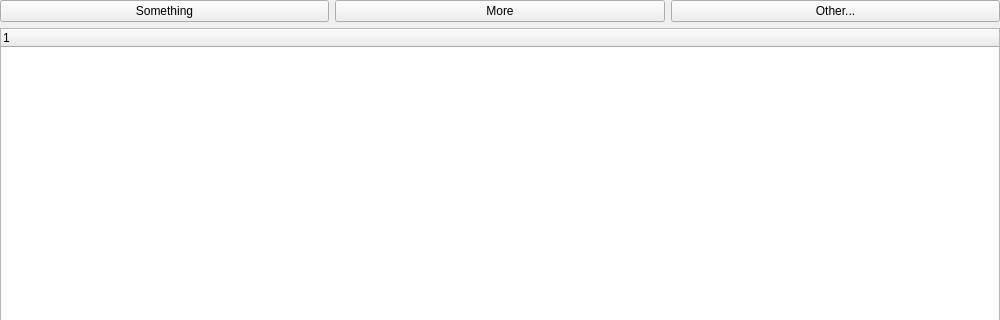
The window that epyqlib/tabs/files/filesview.ui (epcpower/stlib) describes before a commit, drawn with Qt 5; both pictures show x 0 to 1000 and y 0 to 320 of the 1000 by 600 pixel window.
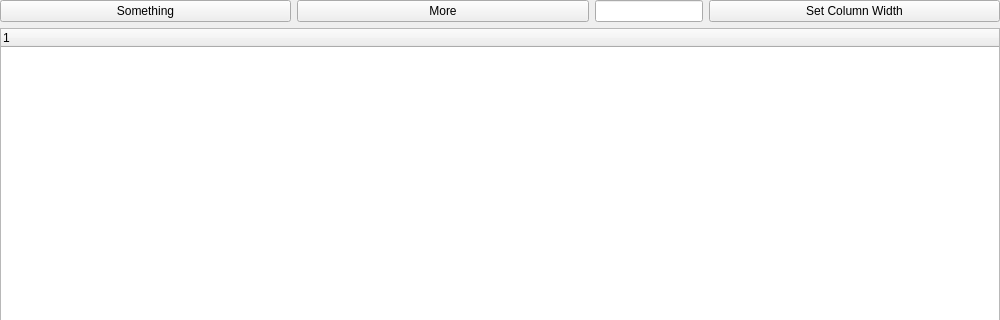
The same window after the commit.

Patch:
```diff
--- a/epyqlib/tabs/files/filesview.ui
+++ b/epyqlib/tabs/files/filesview.ui
@@ -45,9 +45,19 @@
         </widget>
        </item>
        <item>
-        <widget class="QPushButton" name="other">
+        <widget class="QLineEdit" name="txt_col_width">
+         <property name="sizePolicy">
+          <sizepolicy hsizetype="Maximum" vsizetype="Fixed">
+           <horstretch>0</horstretch>
+           <verstretch>0</verstretch>
+          </sizepolicy>
+         </property>
+        </widget>
+       </item>
+       <item>
+        <widget class="QPushButton" name="set_col_width">
          <property name="text">
-          <string>Other...</string>
+          <string>Set Column Width</string>
          </property>
         </widget>
        </item>
```
